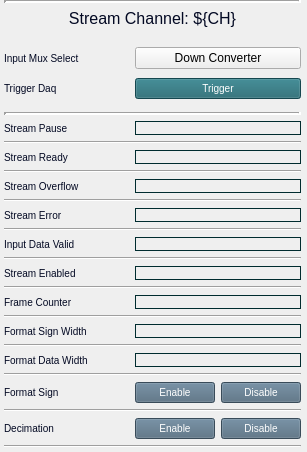
cristinasewell/ATCA_PyDM_Screens, file individuals/down_converter_ch_stream.ui: the form before one commit.
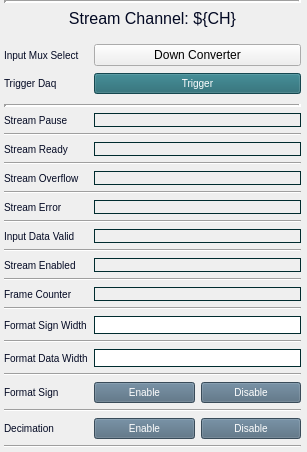
The form after the commit. Custom widgets are drawn as their Qt base class.

Commit message: FIX - changed a couple of labels back to LineEdits

```diff
--- a/individuals/down_converter_ch_stream.ui
+++ b/individuals/down_converter_ch_stream.ui
@@ -39,7 +39,7 @@
     <number>0</number>
    </property>
    <item>
-    <layout class="QGridLayout" name="gridLayout" columnstretch="0,0,0">
+    <layout class="QGridLayout" name="gridLayout" columnstretch="0,0">
      <property name="sizeConstraint">
       <enum>QLayout::SetMinimumSize</enum>
      </property>
@@ -133,7 +133,7 @@
         <string>ca://${DEVICE}:DAQMUX0_STRMPAUSE${CH}</string>
        </property>
        <property name="displayFormat" stdset="0">
-        <enum>PyDMLabel::String</enum>
+        <enum>PyDMLabel::Default</enum>
        </property>
       </widget>
      </item>
@@ -707,29 +707,6 @@
        </property>
       </widget>
      </item>
-     <item row="22" column="1">
-      <widget class="PyDMLabel" name="PyDMLabel_8">
-       <property name="toolTip">
-        <string/>
-       </property>
-       <property name="styleSheet">
-        <string notr="true">QLabel{
-  color:#030923;
-  font-size: 10px;
-  font-style: bold;
-  border-width: 1px; 
-  border-style: solid; 
-  border-color: #002C2F;
-}</string>
-       </property>
-       <property name="text">
-        <string/>
-       </property>
-       <property name="channel" stdset="0">
-        <string>ca://${DEVICE}:DAQMUX0_FORMATSIGNWIDTH${CH}</string>
-       </property>
-      </widget>
-     </item>
      <item row="16" column="0">
       <widget class="QLabel" name="label_6">
        <property name="styleSheet">
@@ -744,29 +721,6 @@
        </property>
       </widget>
      </item>
-     <item row="24" column="1">
-      <widget class="PyDMLabel" name="PyDMLabel_9">
-       <property name="toolTip">
-        <string/>
-       </property>
-       <property name="styleSheet">
-        <string notr="true">QLabel{
-  color:#030923;
-  font-size: 10px;
-  font-style: bold;
-  border-width: 1px; 
-  border-style: solid; 
-  border-color: #002C2F;
-}</string>
-       </property>
-       <property name="text">
-        <string/>
-       </property>
-       <property name="channel" stdset="0">
-        <string>ca://${DEVICE}:DAQMUX0_FORMATDATAWIDTH${CH}</string>
-       </property>
-      </widget>
-     </item>
      <item row="28" column="0" colspan="2">
       <widget class="Line" name="line_10">
        <property name="orientation">
@@ -870,6 +824,40 @@
        </property>
       </widget>
      </item>
+     <item row="22" column="1">
+      <widget class="PyDMLineEdit" name="PyDMLineEdit">
+       <property name="toolTip">
+        <string/>
+       </property>
+       <property name="styleSheet">
+        <string notr="true">QLineEdit{
+  border-width: 1px; 
+  border-style: solid; 
+  border-color: #002C2F;
+}</string>
+       </property>
+       <property name="channel" stdset="0">
+        <string>ca://${DEVICE}:DAQMUX0_FORMATSIGNWIDTH${CH}</string>
+       </property>
+      </widget>
+     </item>
+     <item row="24" column="1">
+      <widget class="PyDMLineEdit" name="PyDMLineEdit_2">
+       <property name="toolTip">
+        <string/>
+       </property>
+       <property name="styleSheet">
+        <string notr="true">QLineEdit{
+  border-width: 1px; 
+  border-style: solid; 
+  border-color: #002C2F;
+}</string>
+       </property>
+       <property name="channel" stdset="0">
+        <string>ca://${DEVICE}:DAQMUX0_FORMATDATAWIDTH${CH}</string>
+       </property>
+      </widget>
+     </item>
     </layout>
    </item>
   </layout>
@@ -880,6 +868,11 @@
    <extends>QLabel</extends>
    <header>pydm.widgets.label</header>
   </customwidget>
+  <customwidget>
+   <class>PyDMLineEdit</class>
+   <extends>QLineEdit</extends>
+   <header>pydm.widgets.line_edit</header>
+  </customwidget>
   <customwidget>
    <class>PyDMPushButton</class>
    <extends>QPushButton</extends>
```
The commit also changes 1 other file.
